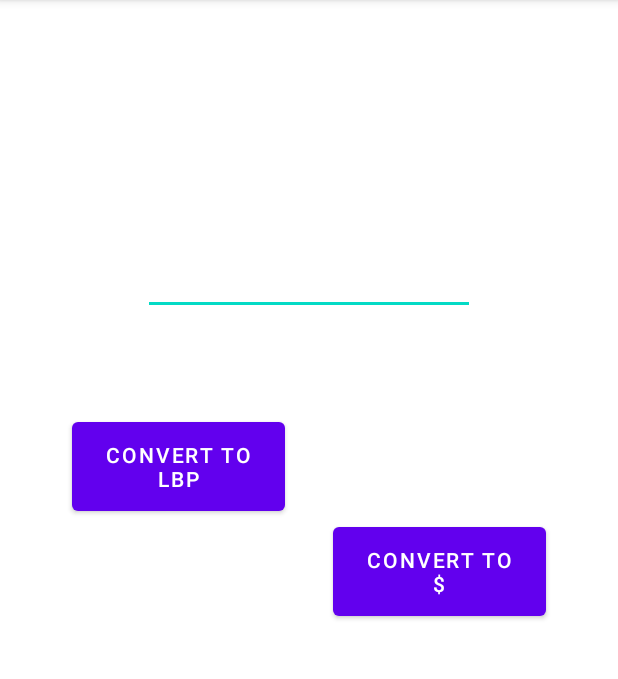
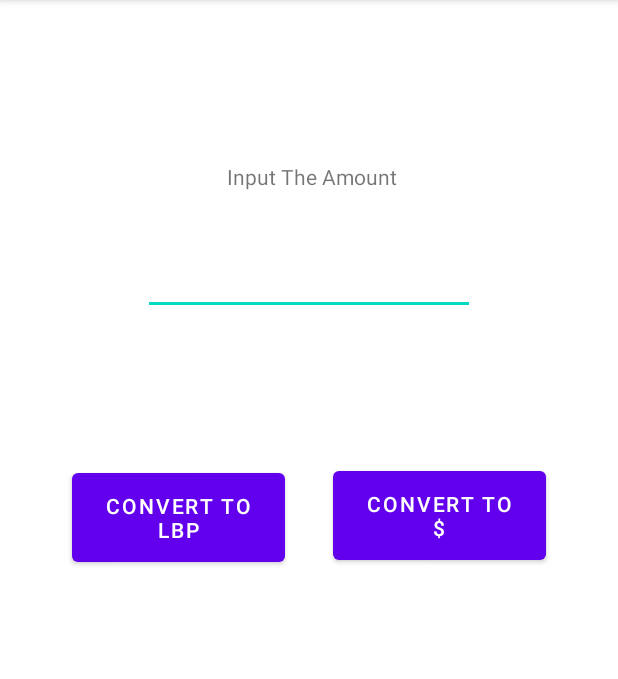
Before and after one commit to larissa-abboud/currency_converter_assignment1, an Android app: the screen it shows after launch (MainActivity), on a phone screen of 412 x 824 dp, the part 84-763 px from its top. Run offline under Robolectric (Android 15) with nearby library versions, the phone set to English and light mode, and no system bars.

Commit message:
changed layout

```diff
--- a/csc498_assignment1_currency_converter/app/src/main/res/layout/activity_main.xml
+++ b/csc498_assignment1_currency_converter/app/src/main/res/layout/activity_main.xml
@@ -24,17 +24,16 @@
         android:layout_width="142dp"
         android:layout_height="71dp"
         android:layout_marginStart="48dp"
-        android:layout_marginTop="103dp"
+        android:layout_marginTop="100dp"
         android:layout_marginEnd="16dp"
-        android:layout_marginBottom="71dp"
         android:onClick="convertToLBP"
         android:text="convert to lbp"
+        android:textColorLink="@color/teal_700"
         app:layout_constraintBottom_toTopOf="@+id/result"
         app:layout_constraintEnd_toStartOf="@+id/button3"
         app:layout_constraintHorizontal_bias="1.0"
         app:layout_constraintStart_toStartOf="parent"
-        app:layout_constraintTop_toBottomOf="@+id/first"
-        app:layout_constraintVertical_bias="1.0" />
+        app:layout_constraintTop_toBottomOf="@+id/first" />
 
     <Button
         android:id="@+id/button3"
@@ -66,4 +65,18 @@
         app:layout_constraintStart_toStartOf="parent"
         app:layout_constraintTop_toBottomOf="@+id/button2" />
 
+    <TextView
+        android:id="@+id/textView"
+        android:layout_width="wrap_content"
+        android:layout_height="wrap_content"
+        android:layout_marginStart="152dp"
+        android:layout_marginTop="108dp"
+        android:layout_marginEnd="148dp"
+        android:layout_marginBottom="25dp"
+        android:text="Input The Amount"
+        app:layout_constraintBottom_toTopOf="@+id/first"
+        app:layout_constraintEnd_toEndOf="parent"
+        app:layout_constraintStart_toStartOf="parent"
+        app:layout_constraintTop_toTopOf="parent" />
+
 </androidx.constraintlayout.widget.ConstraintLayout>
```
